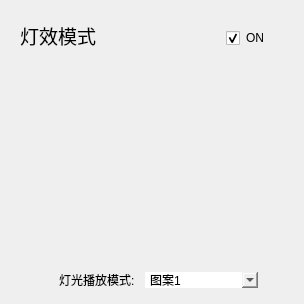
Qt form Module/ModuleEfMode.ui (wlffeng2008/AkkoStudio) before a commit.
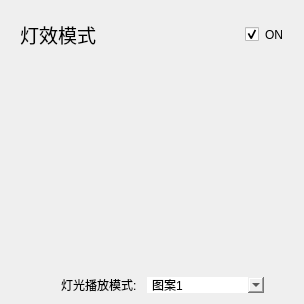
The same form after that commit. Custom widgets are drawn as their Qt base class.

The edit to the form file:
```diff
--- a/Module/ModuleEfMode.ui
+++ b/Module/ModuleEfMode.ui
@@ -10,27 +10,29 @@
     <height>304</height>
    </rect>
   </property>
-  <property name="maximumSize">
-   <size>
-    <width>304</width>
-    <height>304</height>
-   </size>
-  </property>
   <property name="windowTitle">
    <string>Frame</string>
   </property>
   <property name="styleSheet">
    <string notr="true">border:none;</string>
   </property>
+  <layout class="QVBoxLayout" name="verticalLayout_2">
+   <property name="leftMargin">
+    <number>20</number>
+   </property>
+   <property name="topMargin">
+    <number>20</number>
+   </property>
+   <property name="rightMargin">
+    <number>20</number>
+   </property>
+   <property name="bottomMargin">
+    <number>10</number>
+   </property>
+   <item>
+    <layout class="QHBoxLayout" name="horizontalLayout_2">
+     <item>
   <widget class="QLabel" name="labelTitle1">
-   <property name="geometry">
-    <rect>
-     <x>20</x>
-     <y>20</y>
-     <width>101</width>
-     <height>31</height>
-    </rect>
-   </property>
    <property name="font">
     <font>
      <family>MiSans</family>
@@ -42,15 +44,22 @@
     <string>灯效模式</string>
    </property>
   </widget>
-  <widget class="ToggleButton" name="checkBoxEFMode">
-   <property name="geometry">
-    <rect>
-     <x>226</x>
-     <y>28</y>
-     <width>45</width>
+     </item>
+     <item>
+      <spacer name="horizontalSpacer">
+       <property name="orientation">
+        <enum>Qt::Orientation::Horizontal</enum>
+       </property>
+       <property name="sizeHint" stdset="0">
+        <size>
+         <width>40</width>
      <height>20</height>
-    </rect>
-   </property>
+        </size>
+       </property>
+      </spacer>
+     </item>
+     <item>
+      <widget class="ToggleButton" name="checkBoxEFMode">
    <property name="text">
     <string>ON</string>
    </property>
@@ -58,16 +67,17 @@
     <bool>true</bool>
    </property>
   </widget>
-  <widget class="QWidget" name="layoutWidget">
-   <property name="geometry">
-    <rect>
-     <x>22</x>
-     <y>56</y>
-     <width>263</width>
-     <height>233</height>
-    </rect>
-   </property>
+     </item>
+    </layout>
+   </item>
+   <item>
    <layout class="QVBoxLayout" name="verticalLayout" stretch="1,0">
+     <property name="spacing">
+      <number>5</number>
+     </property>
+     <property name="rightMargin">
+      <number>0</number>
+     </property>
     <item>
      <widget class="QScrollArea" name="scrollArea">
       <property name="focusPolicy">
@@ -84,14 +94,27 @@
         <rect>
          <x>0</x>
          <y>0</y>
-         <width>261</width>
-         <height>206</height>
+          <width>262</width>
+          <height>215</height>
         </rect>
        </property>
        <property name="styleSheet">
         <string notr="true">background-color:transparent;</string>
        </property>
-       <layout class="QVBoxLayout" name="verticalLayout_3"/>
+        <layout class="QVBoxLayout" name="verticalLayout_3">
+         <property name="leftMargin">
+          <number>0</number>
+         </property>
+         <property name="topMargin">
+          <number>5</number>
+         </property>
+         <property name="rightMargin">
+          <number>5</number>
+         </property>
+         <property name="bottomMargin">
+          <number>5</number>
+         </property>
+        </layout>
       </widget>
      </widget>
     </item>
@@ -101,7 +124,7 @@
        <number>10</number>
       </property>
       <property name="rightMargin">
-       <number>27</number>
+        <number>20</number>
       </property>
       <item alignment="Qt::AlignmentFlag::AlignRight">
        <widget class="QLabel" name="labelPicture">
@@ -142,7 +165,8 @@
      </layout>
     </item>
    </layout>
-  </widget>
+   </item>
+  </layout>
  </widget>
  <customwidgets>
   <customwidget>
```
Lines whose indentation alone changed are shown as unchanged.
